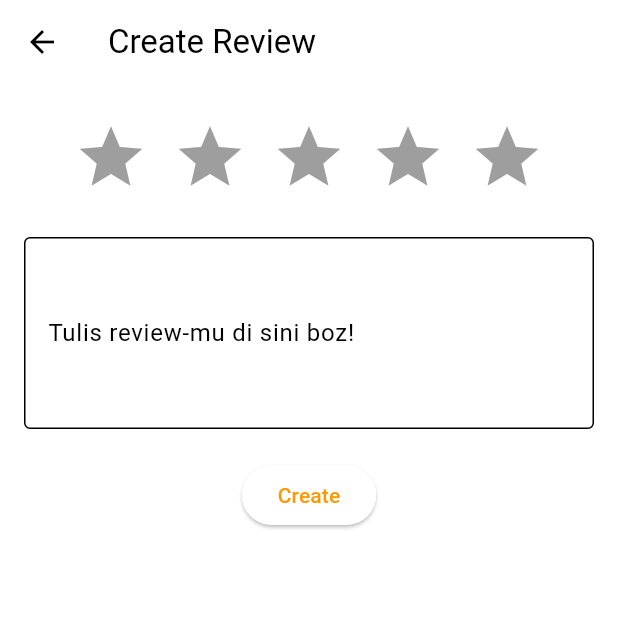
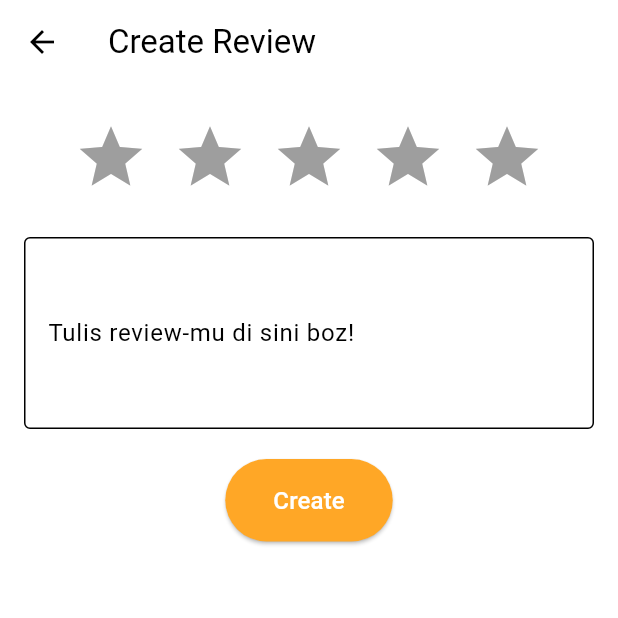
Before and after one commit to Kelompok-9-PBP-Ganjil-2024-2025/ngandung-mobile, a Flutter app: the RatingForm screen opened directly with empty values, on a phone screen of 412 x 824 dp, the top half of it. Run offline on Flutter 3.47's test engine with Material 3 defaults, Android fonts, the phone set to English and light mode, and no system bars; our stand-ins replace google_nav_bar; missing offline and left inert: pbp_django_auth; statements that could not run were skipped.

Commit message:
feat: enhance button styles in RatingForm, RatingUpdate, and RatingView for better visibility and user experience

```diff
--- a/lib/rating/screens/rating_form.dart
+++ b/lib/rating/screens/rating_form.dart
@@ -58,6 +58,11 @@ class _RatingFormState extends State<RatingForm> {
             const SizedBox(height: 20),
             // Create Button
             ElevatedButton(
+              style: ElevatedButton.styleFrom(
+                backgroundColor: Colors.orange[400],
+                padding:
+                    const EdgeInsets.symmetric(horizontal: 32, vertical: 16),
+              ),
               onPressed: () async {
                 if (_rating > 0 && _reviewController.text.isNotEmpty) {
                   final response = await request.postJson(
@@ -90,7 +95,13 @@ class _RatingFormState extends State<RatingForm> {
                   );
                 }
               },
-              child: const Text('Create'),
+              child: const Text(
+                'Create',
+                style: TextStyle(
+                  color: Colors.white,
+                  fontSize: 16,
+                ),
+              ),
             ),
           ],
         ),
```
Also changed, not shown: lib/rating/screens/rating_update.dart (+12 -1 lines), lib/rating/screens/rating_view.dart (+11 -1 lines), lib/rating/widgets/rating_card.dart (+16 -1 lines).
